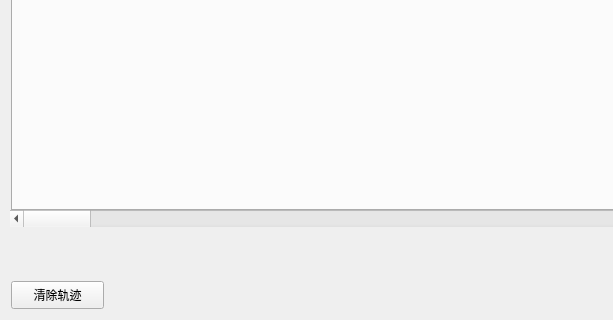
This is lighthouse_host/mainwindow.ui in atomic-hkust-gz/lighthouse-tracking as Qt 5 draws it before an edit; both pictures show x 0 to 613 and y 280 to 600 of the 800 by 600 pixel window. The edited form follows.
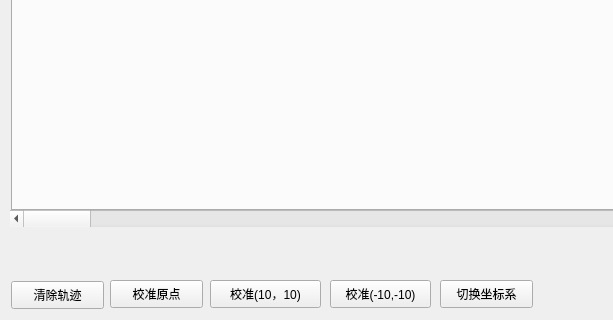
This is the edited form.

```diff
--- a/lighthouse_host/mainwindow.ui
+++ b/lighthouse_host/mainwindow.ui
@@ -208,6 +208,58 @@
      <enum>Qt::Orientation::Horizontal</enum>
     </property>
    </widget>
+   <widget class="QPushButton" name="btnCalOrigin">
+    <property name="geometry">
+     <rect>
+      <x>110</x>
+      <y>560</y>
+      <width>93</width>
+      <height>28</height>
+     </rect>
+    </property>
+    <property name="text">
+     <string>校准原点</string>
+    </property>
+   </widget>
+   <widget class="QPushButton" name="btnCal10_10">
+    <property name="geometry">
+     <rect>
+      <x>210</x>
+      <y>560</y>
+      <width>111</width>
+      <height>28</height>
+     </rect>
+    </property>
+    <property name="text">
+     <string>校准(10，10)</string>
+    </property>
+   </widget>
+   <widget class="QPushButton" name="btnCalN10_N10">
+    <property name="geometry">
+     <rect>
+      <x>330</x>
+      <y>560</y>
+      <width>101</width>
+      <height>28</height>
+     </rect>
+    </property>
+    <property name="text">
+     <string>校准(-10,-10)</string>
+    </property>
+   </widget>
+   <widget class="QPushButton" name="btnToggleCoord">
+    <property name="geometry">
+     <rect>
+      <x>440</x>
+      <y>560</y>
+      <width>93</width>
+      <height>28</height>
+     </rect>
+    </property>
+    <property name="text">
+     <string>切换坐标系</string>
+    </property>
+   </widget>
   </widget>
  </widget>
  <resources/>
```
